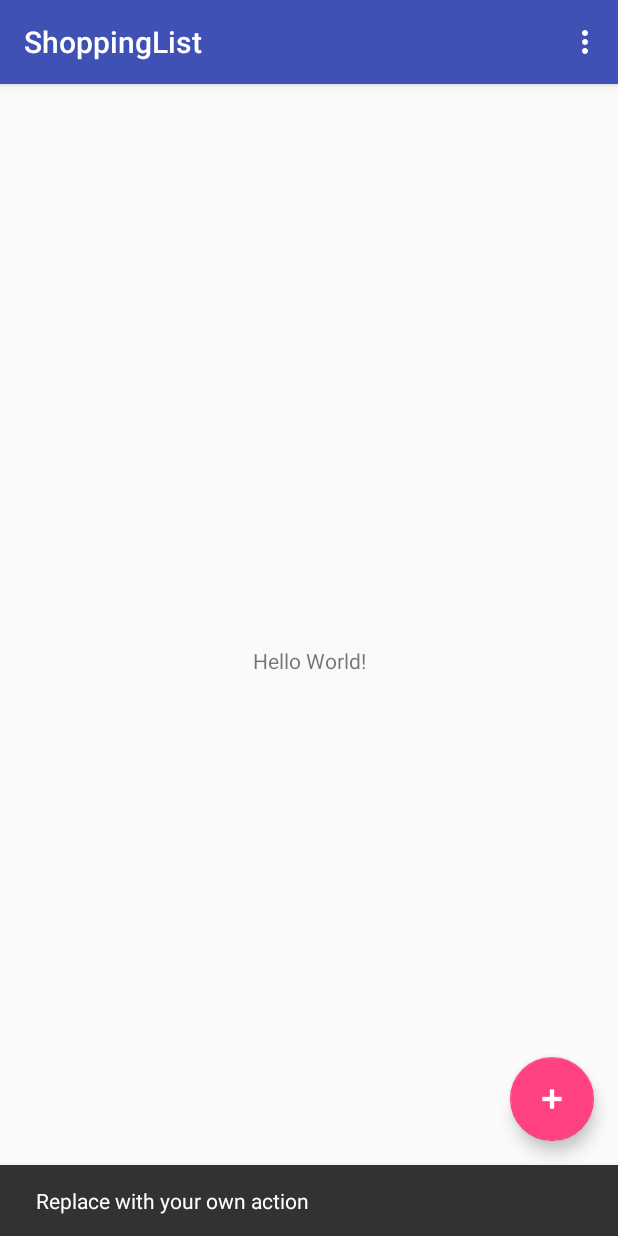
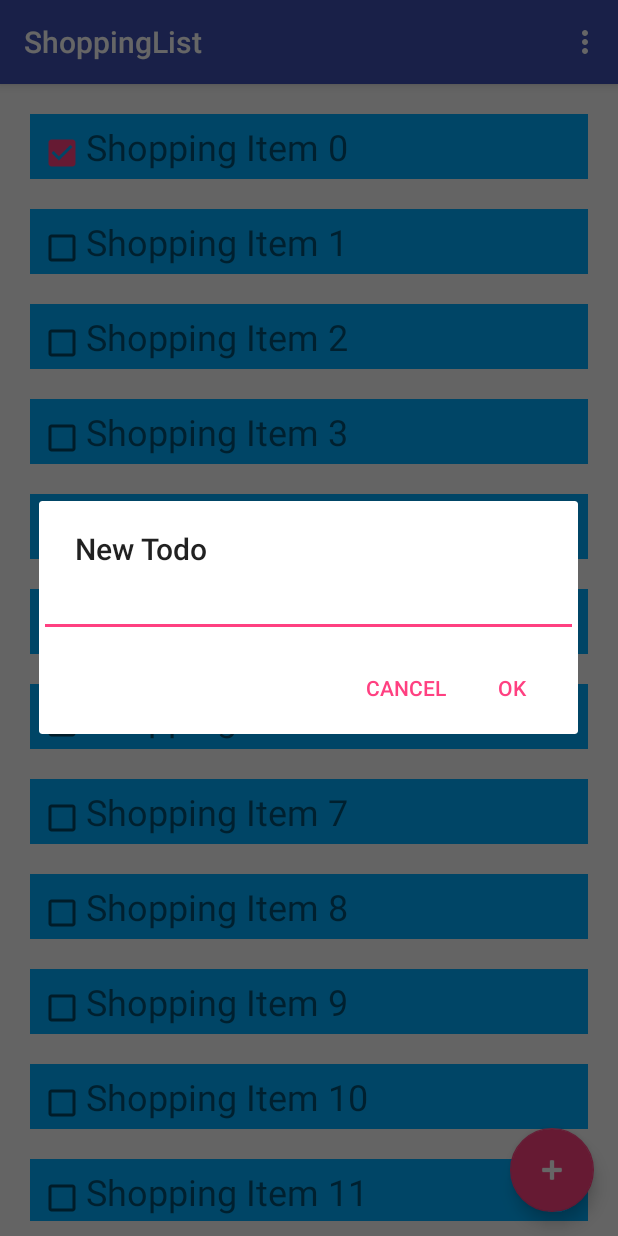
Before and after one commit to DoubleStark/ShoppingList, an Android app: the screen it shows after launch (MainActivity), after a tap on an icon or button, on a phone screen of 412 x 824 dp. Run offline under Robolectric (Android 15) with nearby library versions, the phone set to English and light mode, and no system bars; 1 other tap on this screen came first.

Commit message:
adapter and recycleview added

```diff
--- a/ShoppingList/app/src/main/java/hu/bme/aut/shoppinglist/MainActivity.java
+++ b/ShoppingList/app/src/main/java/hu/bme/aut/shoppinglist/MainActivity.java
@@ -1,15 +1,26 @@
 package hu.bme.aut.shoppinglist;
 
+import android.content.DialogInterface;
 import android.os.Bundle;
 import android.support.design.widget.FloatingActionButton;
-import android.support.design.widget.Snackbar;
+import android.support.v7.app.AlertDialog;
 import android.support.v7.app.AppCompatActivity;
+import android.support.v7.widget.LinearLayoutManager;
+import android.support.v7.widget.RecyclerView;
 import android.support.v7.widget.Toolbar;
-import android.view.View;
 import android.view.Menu;
 import android.view.MenuItem;
+import android.view.View;
+import android.widget.EditText;
 
-public class MainActivity extends AppCompatActivity {
+import hu.bme.aut.shoppinglist.data.ShoppingItem;
+import hu.bme.aut.shoppinglist.adapter.ShoppingListRecycleAdapter;
+
+
+public class MainActivity extends AppCompatActivity
+{
+    private ShoppingListRecycleAdapter shoppinglistRecycleAdapter;
+    private RecyclerView recyclerShoppinglist;
 
     @Override
     protected void onCreate(Bundle savedInstanceState) {
@@ -18,14 +29,70 @@ public class MainActivity extends AppCompatActivity {
         Toolbar toolbar = (Toolbar) findViewById(R.id.toolbar);
         setSupportActionBar(toolbar);
 
+        setupUI();
+    }
+
+    private void setupUI()
+    {
+        setUpToolBar();
+        setUpAddTodoUI();
+        setUpRecyclerView();
+    }
+
+    private void setUpRecyclerView() {
+        recyclerShoppinglist = (RecyclerView) findViewById(R.id.recyclerShoppinglist);
+        recyclerShoppinglist.setHasFixedSize(true);
+
+        final LinearLayoutManager layoutManager = new LinearLayoutManager(this);
+        recyclerShoppinglist.setLayoutManager(layoutManager);
+
+        shoppinglistRecycleAdapter = new ShoppingListRecycleAdapter(this);
+        recyclerShoppinglist.setAdapter(shoppinglistRecycleAdapter);
+
+    }
+
+    private void setUpAddTodoUI() {
         FloatingActionButton fab = (FloatingActionButton) findViewById(R.id.fab);
         fab.setOnClickListener(new View.OnClickListener() {
             @Override
             public void onClick(View view) {
-                Snackbar.make(view, "Replace with your own action", Snackbar.LENGTH_LONG)
-                        .setAction("Action", null).show();
+                //Snackbar.make(view, "Replace with your own action", Snackbar.LENGTH_LONG)
+                //        .setAction("Action", null).show();
+
+                showAddTodoDialog();
             }
         });
+    }
+
+    private void setUpToolBar() {
+        Toolbar toolbar = (Toolbar) findViewById(R.id.toolbar);
+        setSupportActionBar(toolbar);
+    }
+
+    public void showAddTodoDialog() {
+        final AlertDialog.Builder builder = new AlertDialog.Builder(this);
+        builder.setTitle("New Todo");
+
+        final EditText etTodoText = new EditText(this);
+        builder.setView(etTodoText);
+
+        builder.setPositiveButton("Ok", new DialogInterface.OnClickListener() {
+            @Override
+            public void onClick(DialogInterface dialog, int which) {
+                shoppinglistRecycleAdapter.addShoppingItem(new ShoppingItem(etTodoText.getText().toString(), false));
+
+                recyclerShoppinglist.scrollToPosition(0);
+            }
+        });
+
+        builder.setNegativeButton("Cancel", new DialogInterface.OnClickListener() {
+            @Override
+            public void onClick(DialogInterface dialog, int which) {
+                dialog.dismiss();
+            }
+        });
+
+        builder.show();
     }
 
     @Override
--- /dev/null
+++ b/ShoppingList/app/src/main/java/hu/bme/aut/shoppinglist/adapter/ShoppingListRecycleAdapter.java
@@ -0,0 +1,83 @@
+package hu.bme.aut.shoppinglist.adapter;
+
+import android.content.Context;
+import android.support.v7.widget.RecyclerView;
+import android.view.LayoutInflater;
+import android.view.View;
+import android.view.ViewGroup;
+import android.widget.CheckBox;
+import android.widget.TextView;
+
+import java.util.ArrayList;
+import java.util.Collections;
+import java.util.List;
+
+import hu.bme.aut.shoppinglist.R;
+import hu.bme.aut.shoppinglist.data.ShoppingItem;
+
+public class ShoppingListRecycleAdapter extends RecyclerView.Adapter<ShoppingListRecycleAdapter.ViewHolder>
+{
+
+    private List<ShoppingItem> shoppingItemList;
+
+    private Context context;
+
+    public ShoppingListRecycleAdapter(Context context)
+    {
+        this.context = context;
+
+        shoppingItemList = new ArrayList<ShoppingItem>();
+
+        for (int i = 0; i < 20; i++)
+        {
+            shoppingItemList.add(new ShoppingItem("Shopping Item "+i, false));
+        }
+    }
+
+    @Override
+    public ViewHolder onCreateViewHolder(ViewGroup parent, int viewType)
+    {
+        View rowView = LayoutInflater.from(parent.getContext()).inflate(R.layout.shoppingitem_row, parent, false);
+
+        return new ViewHolder(rowView);
+    }
+
+    @Override
+    public void onBindViewHolder(final ViewHolder holder, int position) {
+        holder.tvItem.setText(shoppingItemList.get(position).getName());
+        holder.cbStatus.setChecked(shoppingItemList.get(position).getStatus());
+
+        holder.cbStatus.setOnClickListener(new View.OnClickListener() {
+            @Override
+            public void onClick(View v) {
+                shoppingItemList.get(holder.getAdapterPosition()).setStatus(holder.cbStatus.isChecked());
+            }
+        });
+    }
+
+    @Override
+    public int getItemCount()
+    {
+        return shoppingItemList.size();
+    }
+
+    public void addShoppingItem(ShoppingItem item)
+    {
+        shoppingItemList.add(0, item);
+        notifyItemInserted(0);
+    }
+
+
+    public static class ViewHolder extends RecyclerView.ViewHolder {
+
+        private CheckBox cbStatus;
+        private TextView tvItem;
+
+        public ViewHolder(View itemView) {
+            super(itemView);
+
+            cbStatus = (CheckBox) itemView.findViewById(R.id.cbStatus);
+            tvItem = (TextView) itemView.findViewById(R.id.tvItem);
+        }
+    }
+}
--- /dev/null
+++ b/ShoppingList/app/src/main/java/hu/bme/aut/shoppinglist/data/ShoppingItem.java
@@ -0,0 +1,41 @@
+package hu.bme.aut.shoppinglist.data;
+
+/**
+ * Created by User on 26-Sep-17.
+ */
+
+public class ShoppingItem
+{
+    private String name;
+    private boolean status;
+    private String description;
+    private int price;
+
+    public ShoppingItem(String name, boolean status)
+    {
+        this.name = name;
+        this.status = status;
+    }
+
+    public boolean getStatus()
+    {
+        return status;
+    }
+
+    public void setStatus(boolean status)
+    {
+        this.status = status;
+    }
+
+    public void setName(String name)
+    {
+        this.name = name;
+
+    }
+
+    public String getName()
+    {
+        return name;
+    }
+
+}
--- a/ShoppingList/app/src/main/res/layout/content_main.xml
+++ b/ShoppingList/app/src/main/res/layout/content_main.xml
@@ -1,20 +1,17 @@
 <?xml version="1.0" encoding="utf-8"?>
-<android.support.constraint.ConstraintLayout xmlns:android="http://schemas.android.com/apk/res/android"
-    xmlns:app="http://schemas.android.com/apk/res-auto"
-    xmlns:tools="http://schemas.android.com/tools"
-    android:layout_width="match_parent"
-    android:layout_height="match_parent"
-    app:layout_behavior="@string/appbar_scrolling_view_behavior"
-    tools:context="hu.bme.aut.shoppinglist.MainActivity"
-    tools:showIn="@layout/activity_main">
+<LinearLayout xmlns:android="http://schemas.android.com/apk/res/android"
+              xmlns:app="http://schemas.android.com/apk/res-auto"
+              android:id="@+id/content_main"
+              android:layout_width="match_parent"
+              android:layout_height="match_parent"
+              android:padding="10dp"
+              android:orientation="vertical"
+              app:layout_behavior="@string/appbar_scrolling_view_behavior">
 
-    <TextView
-        android:layout_width="wrap_content"
-        android:layout_height="wrap_content"
-        android:text="Hello World!"
-        app:layout_constraintBottom_toBottomOf="parent"
-        app:layout_constraintLeft_toLeftOf="parent"
-        app:layout_constraintRight_toRightOf="parent"
-        app:layout_constraintTop_toTopOf="parent" />
+    <android.support.v7.widget.RecyclerView
+        android:id="@+id/recyclerShoppinglist"
+        android:layout_width="match_parent"
+        android:layout_height="match_parent"
+        android:scrollbars="vertical"/>
 
-</android.support.constraint.ConstraintLayout>
+</LinearLayout>
--- /dev/null
+++ b/ShoppingList/app/src/main/res/layout/shoppingitem_row.xml
@@ -0,0 +1,22 @@
+<?xml version="1.0" encoding="utf-8"?>
+<LinearLayout xmlns:android="http://schemas.android.com/apk/res/android"
+              android:layout_width="match_parent"
+              android:layout_height="wrap_content"
+              android:layout_margin="10dp"
+              android:background="#00aeff"
+              android:orientation="horizontal"
+              android:padding="5dp"
+    >
+
+    <CheckBox
+        android:id="@+id/cbStatus"
+        android:layout_width="wrap_content"
+        android:layout_height="wrap_content"/>
+
+    <TextView
+        android:id="@+id/tvItem"
+        android:layout_width="wrap_content"
+        android:layout_height="wrap_content"
+        android:textSize="24sp"/>
+
+</LinearLayout>
```
